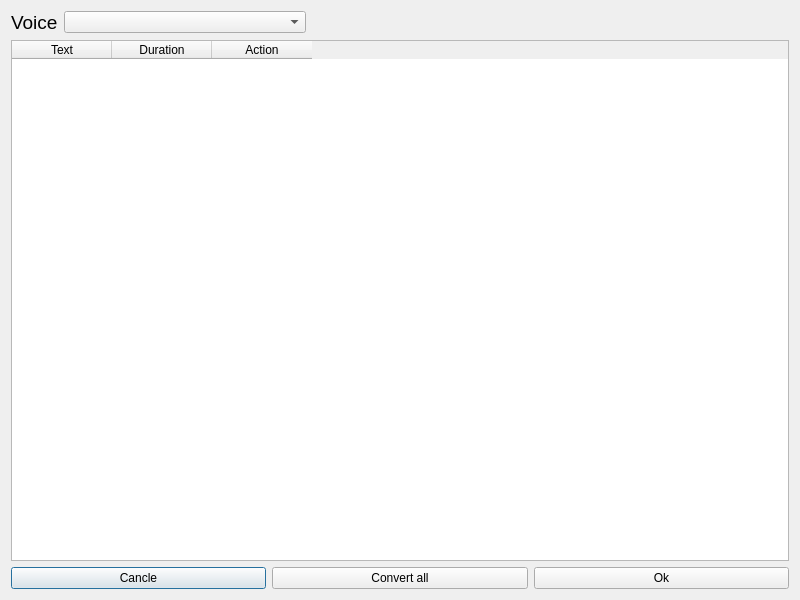
Old version of the form ui/text_to_speech_window.ui in the repository TruongHaiDang/SRT-Editor.
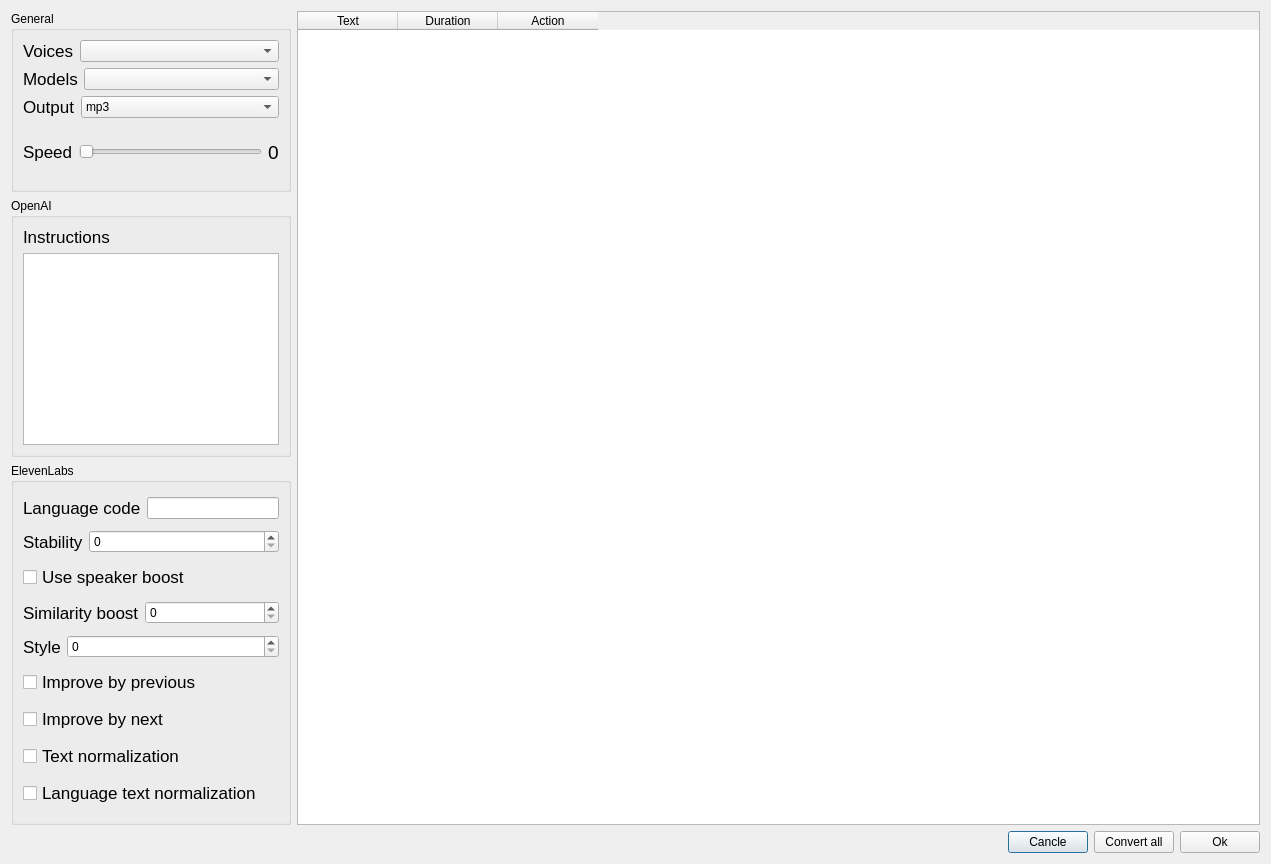
New version of the form.

Commit message: style: TTS window

```diff
--- a/ui/text_to_speech_window.ui
+++ b/ui/text_to_speech_window.ui
@@ -6,31 +6,341 @@
    <rect>
     <x>0</x>
     <y>0</y>
-    <width>800</width>
-    <height>600</height>
+    <width>1271</width>
+    <height>864</height>
    </rect>
   </property>
   <property name="windowTitle">
    <string>Text to Speech</string>
   </property>
-  <layout class="QVBoxLayout" name="verticalLayout">
+  <layout class="QVBoxLayout" name="verticalLayout_5">
    <item>
-    <layout class="QHBoxLayout" name="horizontalLayout_2" stretch="0,1,2">
+    <layout class="QHBoxLayout" name="horizontalLayout_10" stretch="0,1">
      <item>
-      <widget class="QLabel" name="label">
-       <property name="font">
-        <font>
-         <pointsize>14</pointsize>
-        </font>
-       </property>
-       <property name="text">
-        <string>Voice</string>
-       </property>
+      <layout class="QVBoxLayout" name="verticalLayout_4" stretch="1,0,2">
+       <item>
+        <widget class="QGroupBox" name="groupBox">
+         <property name="title">
+          <string>General</string>
+         </property>
+         <layout class="QVBoxLayout" name="verticalLayout">
+          <item>
+           <layout class="QHBoxLayout" name="horizontalLayout_2" stretch="0,1">
+            <item>
+             <widget class="QLabel" name="label">
+              <property name="font">
+               <font>
+                <pointsize>13</pointsize>
+               </font>
+              </property>
+              <property name="text">
+               <string>Voices</string>
+              </property>
+             </widget>
+            </item>
+            <item>
+             <widget class="QComboBox" name="comboBoxVoices"/>
+            </item>
+           </layout>
+          </item>
+          <item>
+           <layout class="QHBoxLayout" name="horizontalLayout_3" stretch="0,1">
+            <item>
+             <widget class="QLabel" name="label_2">
+              <property name="font">
+               <font>
+                <pointsize>13</pointsize>
+               </font>
+              </property>
+              <property name="text">
+               <string>Models</string>
+              </property>
+             </widget>
+            </item>
+            <item>
+             <widget class="QComboBox" name="comboBoxModels"/>
+            </item>
+           </layout>
+          </item>
+          <item>
+           <layout class="QHBoxLayout" name="horizontalLayout_4" stretch="0,1">
+            <item>
+             <widget class="QLabel" name="label_3">
+              <property name="font">
+               <font>
+                <pointsize>13</pointsize>
+               </font>
+              </property>
+              <property name="text">
+               <string>Output</string>
+              </property>
+             </widget>
+            </item>
+            <item>
+             <widget class="QComboBox" name="comboBoxOutputType">
+              <item>
+               <property name="text">
+                <string>mp3</string>
+               </property>
+              </item>
+              <item>
+               <property name="text">
+                <string>aac</string>
+               </property>
+              </item>
+              <item>
+               <property name="text">
+                <string>wav</string>
+               </property>
+              </item>
+             </widget>
+            </item>
+           </layout>
+          </item>
+          <item>
+           <layout class="QHBoxLayout" name="horizontalLayout_5" stretch="0,1,0">
+            <item>
+             <widget class="QLabel" name="label_4">
+              <property name="font">
+               <font>
+                <pointsize>13</pointsize>
+               </font>
+              </property>
+              <property name="text">
+               <string>Speed</string>
+              </property>
+             </widget>
+            </item>
+            <item>
+             <widget class="QSlider" name="horizontalSliderSpeed">
+              <property name="minimum">
+               <number>25</number>
+              </property>
+              <property name="maximum">
+               <number>400</number>
+              </property>
+              <property name="singleStep">
+               <number>1</number>
+              </property>
+              <property name="pageStep">
+               <number>1</number>
+              </property>
+              <property name="orientation">
+               <enum>Qt::Horizontal</enum>
+              </property>
+             </widget>
+            </item>
+            <item>
+             <widget class="QLabel" name="labelSpeedValue">
+              <property name="font">
+               <font>
+                <pointsize>14</pointsize>
+               </font>
+              </property>
+              <property name="text">
+               <string>0</string>
+              </property>
+             </widget>
+            </item>
+           </layout>
+          </item>
+         </layout>
+        </widget>
+       </item>
+       <item>
+        <widget class="QGroupBox" name="groupBox_2">
+         <property name="title">
+          <string>OpenAI</string>
+         </property>
+         <layout class="QVBoxLayout" name="verticalLayout_2">
+          <item>
+           <widget class="QLabel" name="label_9">
+            <property name="font">
+             <font>
+              <pointsize>13</pointsize>
+             </font>
+            </property>
+            <property name="text">
+             <string>Instructions</string>
+            </property>
+           </widget>
+          </item>
+          <item>
+           <widget class="QPlainTextEdit" name="plainTextEdit"/>
+          </item>
+         </layout>
+        </widget>
+       </item>
+       <item>
+        <widget class="QGroupBox" name="groupBox_3">
+         <property name="title">
+          <string>ElevenLabs</string>
+         </property>
+         <layout class="QVBoxLayout" name="verticalLayout_3">
+          <item>
+           <layout class="QHBoxLayout" name="horizontalLayout_6" stretch="0,1">
+            <item>
+             <widget class="QLabel" name="label_5">
+              <property name="font">
+               <font>
+                <pointsize>13</pointsize>
+               </font>
+              </property>
+              <property name="text">
+               <string>Language code</string>
+              </property>
+             </widget>
+            </item>
+            <item>
+             <widget class="QLineEdit" name="lineEditLanguageCode"/>
+            </item>
+           </layout>
+          </item>
+          <item>
+           <layout class="QHBoxLayout" name="horizontalLayout_7" stretch="0,1">
+            <item>
+             <widget class="QLabel" name="label_6">
+              <property name="font">
+               <font>
+                <pointsize>13</pointsize>
+               </font>
+              </property>
+              <property name="text">
+               <string>Stability</string>
+              </property>
+             </widget>
+            </item>
+            <item>
+             <widget class="QSpinBox" name="spinBoxStability"/>
+            </item>
+           </layout>
+          </item>
+          <item>
+           <widget class="QCheckBox" name="checkBoxUseSpeakerBoost">
+            <property name="font">
+             <font>
+              <pointsize>13</pointsize>
+             </font>
+            </property>
+            <property name="text">
+             <string>Use speaker boost</string>
+            </property>
+           </widget>
+          </item>
+          <item>
+           <layout class="QHBoxLayout" name="horizontalLayout_8" stretch="0,1">
+            <item>
+             <widget class="QLabel" name="label_7">
+              <property name="font">
+               <font>
+                <pointsize>13</pointsize>
+               </font>
+              </property>
+              <property name="text">
+               <string>Similarity boost</string>
+              </property>
+             </widget>
+            </item>
+            <item>
+             <widget class="QSpinBox" name="spinBoxSimilarityBoost"/>
+            </item>
+           </layout>
+          </item>
+          <item>
+           <layout class="QHBoxLayout" name="horizontalLayout_9" stretch="0,1">
+            <item>
+             <widget class="QLabel" name="label_8">
+              <property name="font">
+               <font>
+                <pointsize>13</pointsize>
+               </font>
+              </property>
+              <property name="text">
+               <string>Style</string>
+              </property>
+             </widget>
+            </item>
+            <item>
+             <widget class="QSpinBox" name="spinBoxStyle"/>
+            </item>
+           </layout>
+          </item>
+          <item>
+           <widget class="QCheckBox" name="checkBoxImproveByPrevious">
+            <property name="font">
+             <font>
+              <pointsize>13</pointsize>
+             </font>
+            </property>
+            <property name="text">
+             <string>Improve by previous</string>
+            </property>
+           </widget>
+          </item>
+          <item>
+           <widget class="QCheckBox" name="checkBoxImproveByNext">
+            <property name="font">
+             <font>
+              <pointsize>13</pointsize>
+             </font>
+            </property>
+            <property name="text">
+             <string>Improve by next</string>
+            </property>
+           </widget>
+          </item>
+          <item>
+           <widget class="QCheckBox" name="checkBoxApplyTextNormalization">
+            <property name="font">
+             <font>
+              <pointsize>13</pointsize>
+             </font>
+            </property>
+            <property name="text">
+             <string>Text normalization</string>
+            </property>
+           </widget>
+          </item>
+          <item>
+           <widget class="QCheckBox" name="checkBoxApplyLanguageTextNormalization">
+            <property name="font">
+             <font>
+              <pointsize>13</pointsize>
+             </font>
+            </property>
+            <property name="text">
+             <string>Language text normalization</string>
+            </property>
+           </widget>
+          </item>
+         </layout>
+        </widget>
+       </item>
+      </layout>
+     </item>
+     <item>
+      <widget class="QTableWidget" name="textTable">
+       <column>
+        <property name="text">
+         <string>Text</string>
+        </property>
+       </column>
+       <column>
+        <property name="text">
+         <string>Duration</string>
+        </property>
+       </column>
+       <column>
+        <property name="text">
+         <string>Action</string>
+        </property>
+       </column>
       </widget>
      </item>
-     <item>
-      <widget class="QComboBox" name="comboBox"/>
-     </item>
+    </layout>
+   </item>
+   <item>
+    <layout class="QHBoxLayout" name="horizontalLayout">
      <item>
       <spacer name="horizontalSpacer">
        <property name="orientation">
@@ -44,29 +354,6 @@
        </property>
       </spacer>
      </item>
-    </layout>
-   </item>
-   <item>
-    <widget class="QTableWidget" name="textTable">
-     <column>
-      <property name="text">
-       <string>Text</string>
-      </property>
-     </column>
-     <column>
-      <property name="text">
-       <string>Duration</string>
-      </property>
-     </column>
-     <column>
-      <property name="text">
-       <string>Action</string>
-      </property>
-     </column>
-    </widget>
-   </item>
-   <item>
-    <layout class="QHBoxLayout" name="horizontalLayout">
      <item>
       <widget class="QPushButton" name="btnCancle">
        <property name="text">
```
The commit also changes 4 other files.
